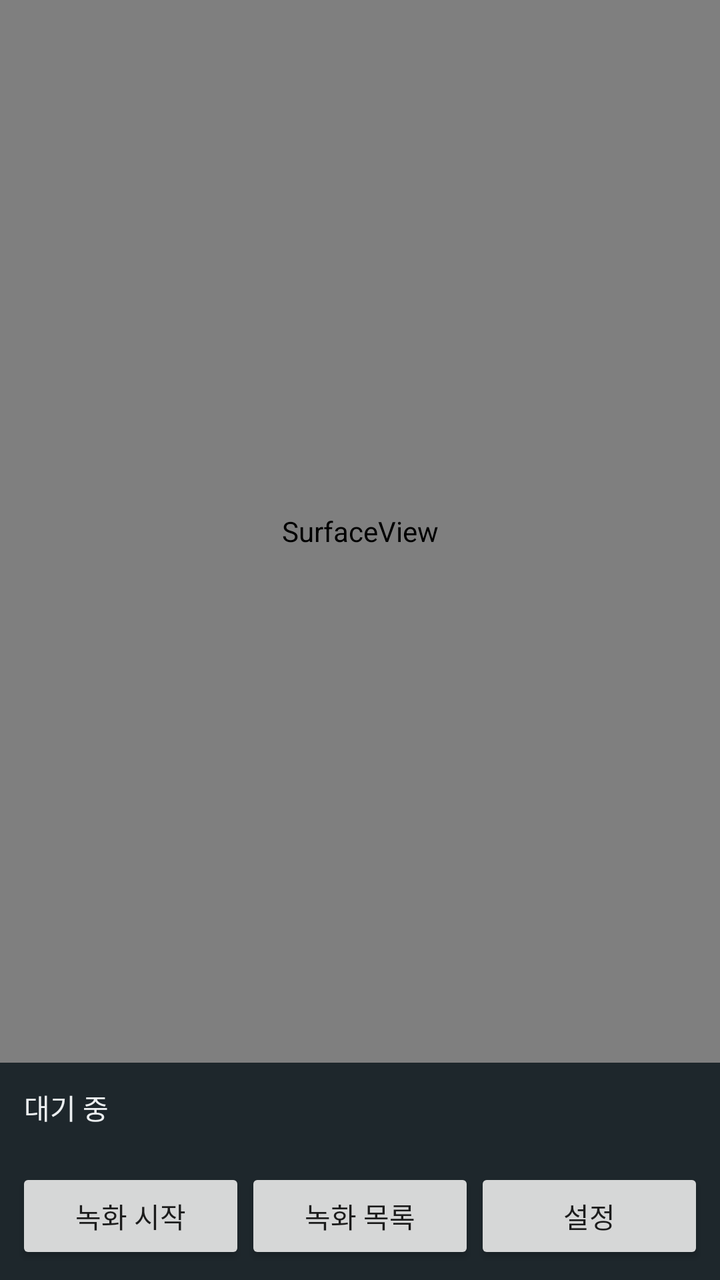
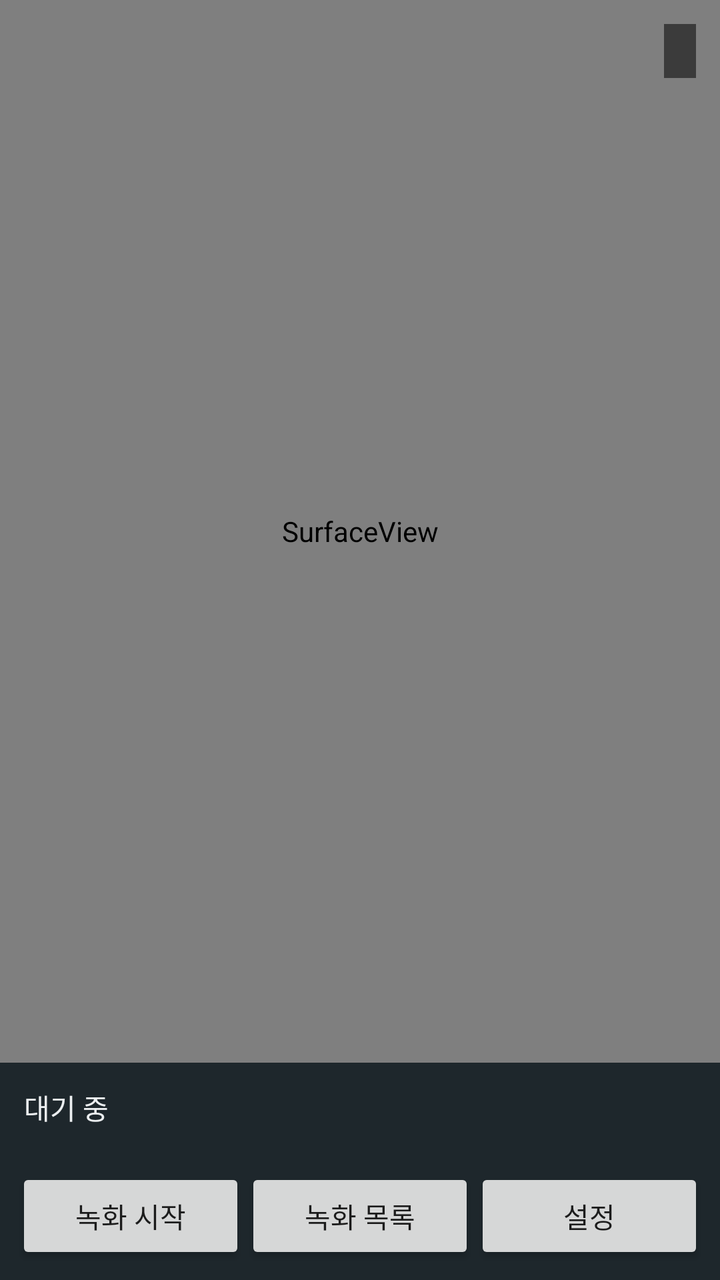

Compare the two renders of this Android layout. The source of the first and the diff that turns it into the second are given below.
<!-- AndroidManifest.xml: application theme AppTheme -->
<!-- res/layout/activity_main.xml -->
<?xml version="1.0" encoding="utf-8"?>
<LinearLayout xmlns:android="http://schemas.android.com/apk/res/android"
    android:layout_width="match_parent"
    android:layout_height="match_parent"
    android:background="#000000"
    android:orientation="vertical">

    <FrameLayout
        android:id="@+id/preview_container"
        android:layout_width="match_parent"
        android:layout_height="0dp"
        android:layout_weight="1">

        <SurfaceView
            android:id="@+id/preview"
            android:layout_width="match_parent"
            android:layout_height="match_parent"
            android:layout_gravity="center" />

        <TextView
            android:id="@+id/rec_badge"
            android:layout_width="wrap_content"
            android:layout_height="wrap_content"
            android:layout_gravity="top|start"
            android:layout_margin="12dp"
            android:background="#CCE53935"
            android:paddingHorizontal="10dp"
            android:paddingVertical="4dp"
            android:text="● REC"
            android:textColor="#FFFFFF"
            android:textStyle="bold"
            android:visibility="gone" />
    </FrameLayout>

    <TextView
        android:id="@+id/status"
        android:layout_width="match_parent"
        android:layout_height="wrap_content"
        android:background="#1E272C"
        android:padding="12dp"
        android:text="대기 중"
        android:textColor="#ECEFF1"
        android:textSize="14sp" />

    <LinearLayout
        android:layout_width="match_parent"
        android:layout_height="wrap_content"
        android:background="#1E272C"
        android:orientation="horizontal"
        android:padding="8dp">

        <Button
            android:id="@+id/btn_toggle"
            android:layout_width="0dp"
            android:layout_height="wrap_content"
            android:layout_weight="1"
            android:text="@string/start" />

        <Button
            android:id="@+id/btn_list"
            android:layout_width="0dp"
            android:layout_height="wrap_content"
            android:layout_weight="1"
            android:text="@string/recordings" />

        <Button
            android:id="@+id/btn_settings"
            android:layout_width="0dp"
            android:layout_height="wrap_content"
            android:layout_weight="1"
            android:text="@string/settings" />
    </LinearLayout>
</LinearLayout>
<!-- resources referenced by this layout -->
<resources>
  <string name="recordings">녹화 목록</string>
  <string name="settings">설정</string>
  <string name="start">녹화 시작</string>
  <style name="AppTheme" parent="Theme.AppCompat.DayNight.DarkActionBar">
          <item name="colorPrimary">#263238</item>
          <item name="colorPrimaryDark">#000000</item>
          <item name="colorAccent">#E53935</item>
      </style>
</resources>

<!-- the commit's change to res/layout/activity_main.xml (unified diff, before → after) -->
@@ -30,6 +30,19 @@
             android:textColor="#FFFFFF"
             android:textStyle="bold"
             android:visibility="gone" />
+
+        <TextView
+            android:id="@+id/clock"
+            android:layout_width="wrap_content"
+            android:layout_height="wrap_content"
+            android:layout_gravity="top|end"
+            android:layout_margin="12dp"
+            android:background="#88000000"
+            android:fontFamily="monospace"
+            android:paddingHorizontal="8dp"
+            android:paddingVertical="4dp"
+            android:textColor="#FFFFFF"
+            android:textSize="14sp" />
     </FrameLayout>
 
     <TextView
